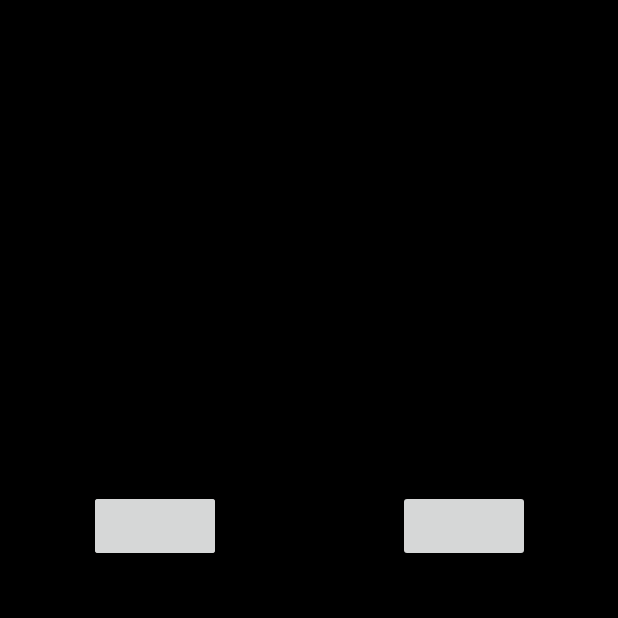
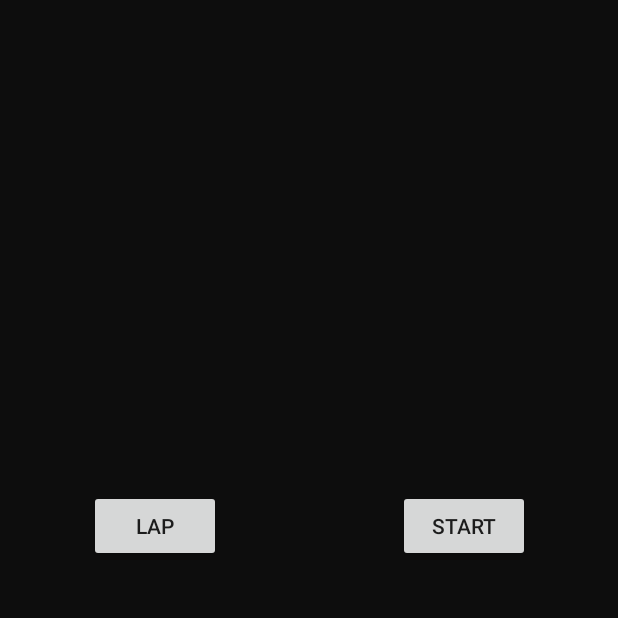
Before and after one commit to 0v3rf10wing/android-java, an Android app: the fragment StopWatchFragment shown on its own in the app's theme, on a phone screen of 412 x 824 dp, the top half of it. Run offline under Robolectric (Android 15) with nearby library versions, the phone set to English and light mode, and no system bars.

Commit message:
added empty view for world clocks and alarm

```diff
--- a/Clock/app/src/main/java/com/dambarbahadurpun/android/clock/StopWatchFragment.java
+++ b/Clock/app/src/main/java/com/dambarbahadurpun/android/clock/StopWatchFragment.java
@@ -30,10 +30,11 @@ public class StopWatchFragment extends Fragment {
     public View onCreateView(@NonNull LayoutInflater inflater, @Nullable ViewGroup container, @Nullable Bundle savedInstanceState) {
         Log.d(TAG, "onCreateView: ");
         View view = inflater.inflate(R.layout.fragment_stop_watch, container, false);
-        mTvTime = view.findViewById(R.id.btn_reset);
+        mTvTime = view.findViewById(R.id.tv_time);
         mBtnLap = view.findViewById(R.id.btn_lap);
         mBtnStart = view.findViewById(R.id.btn_start);
         mBtnStop = view.findViewById(R.id.btn_stop);
+        mBtnReset = view.findViewById(R.id.btn_reset);
 
         //Button reset and button lap are in the same position(Overlapping). Similarly button start and button stop are also in the same position(Overlapping),
         //hiding reset and stop button at the beginning
@@ -41,7 +42,6 @@ public class StopWatchFragment extends Fragment {
         mBtnReset.setVisibility(View.INVISIBLE);
 
         //setting on click listener
-
         mBtnStart.setOnClickListener(startOnClickListener);
         mBtnStop.setOnClickListener(stopOnClickListener);
         mBtnReset.setOnClickListener(resetOnClickListener);
--- a/Clock/app/src/main/res/layout/fragment_stop_watch.xml
+++ b/Clock/app/src/main/res/layout/fragment_stop_watch.xml
@@ -29,11 +29,11 @@
         android:layout_marginTop="8dp"
         android:layout_marginEnd="8dp"
         android:layout_marginBottom="8dp"
+        android:text="@string/lap"
         app:layout_constraintBottom_toTopOf="@+id/guideline2"
         app:layout_constraintEnd_toStartOf="@+id/guideline3"
         app:layout_constraintStart_toStartOf="parent"
-        app:layout_constraintTop_toTopOf="@+id/guideline"
-        tools:text="Lap" />
+        app:layout_constraintTop_toTopOf="@+id/guideline" />
 
     <Button
         android:id="@+id/btn_reset"
@@ -43,11 +43,11 @@
         android:layout_marginTop="8dp"
         android:layout_marginEnd="8dp"
         android:layout_marginBottom="8dp"
+        android:text="@string/reset"
         app:layout_constraintBottom_toTopOf="@+id/guideline2"
         app:layout_constraintEnd_toStartOf="@+id/guideline3"
         app:layout_constraintStart_toStartOf="parent"
-        app:layout_constraintTop_toTopOf="@+id/guideline"
-        tools:text="Reset" />
+        app:layout_constraintTop_toTopOf="@+id/guideline" />
 
     <Button
         android:id="@+id/btn_start"
@@ -61,7 +61,7 @@
         app:layout_constraintEnd_toEndOf="parent"
         app:layout_constraintStart_toStartOf="@+id/guideline3"
         app:layout_constraintTop_toTopOf="@+id/guideline"
-        tools:text="Start" />
+        android:text="@string/start"/>
 
     <Button
         android:id="@+id/btn_stop"
@@ -75,7 +75,7 @@
         app:layout_constraintEnd_toEndOf="parent"
         app:layout_constraintStart_toStartOf="@+id/guideline3"
         app:layout_constraintTop_toTopOf="@+id/guideline"
-        tools:text="Stop" />
+        android:text="@string/stop"/>
 
     <ScrollView
         android:id="@+id/lap_main_container"
--- a/Clock/app/src/main/res/values/colors.xml
+++ b/Clock/app/src/main/res/values/colors.xml
@@ -2,7 +2,7 @@
 <resources>
     <color name="colorPrimary">#171717</color>
     <color name="colorOnPrimary">#FFFFFF</color>
-    <color name="colorPrimaryDark">#000000</color>
+    <color name="colorPrimaryDark">#0D0D0D</color>
     <color name="colorOnPrimaryDark">#FFFFFF</color>
     <color name="colorAccent">#D81B60</color>
     <color name="colorNavigationActive">#FF9500</color>
--- a/Clock/app/src/main/res/values/strings.xml
+++ b/Clock/app/src/main/res/values/strings.xml
@@ -8,4 +8,10 @@
     <string name="add_world_clock">Add World Clock</string>
     <string name="title">Title</string>
     <string name="back">Back</string>
+    <string name="reset">Reset</string>
+    <string name="lap">Lap</string>
+    <string name="start">Start</string>
+    <string name="stop">Stop</string>
+    <string name="no_alarms">No Alarms</string>
+    <string name="no_world_clocks">No World Clocks</string>
 </resources>
```
Also changed, not shown: Clock/app/src/main/res/layout/fragment_empty_alarm.xml (added, +15 -0 lines), Clock/app/src/main/res/layout/fragment_empty_world_clock.xml (added, +15 -0 lines).
